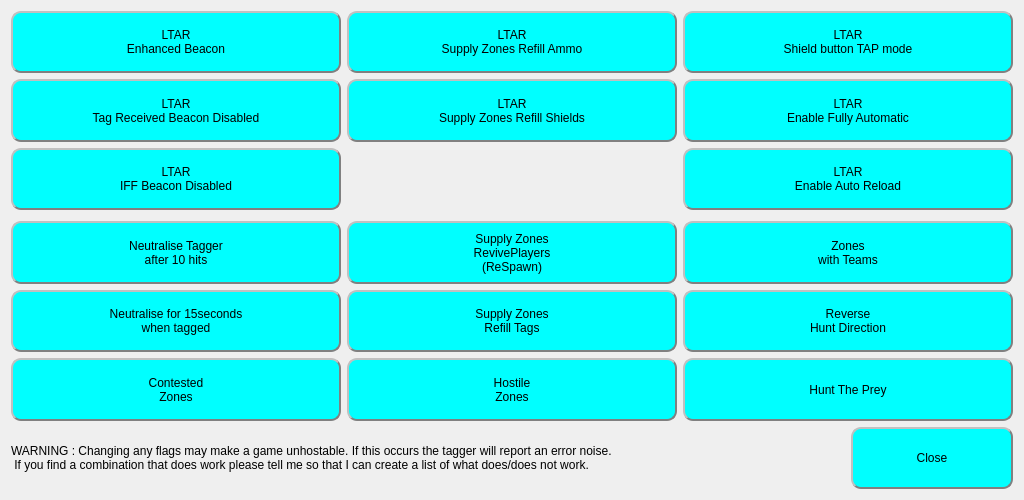
Old version of the form FlagsWindow.ui in the repository rmick/Combobulator.
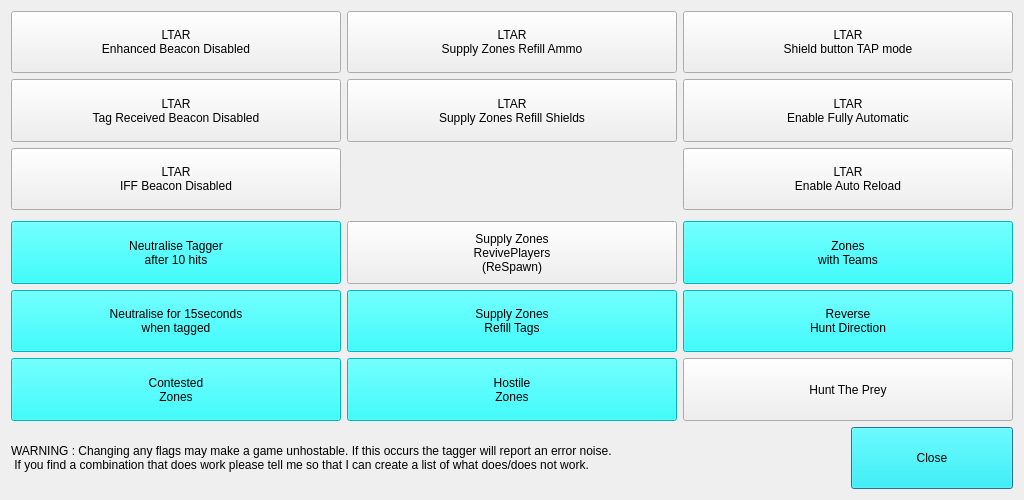
New version of the form.

```diff
--- a/FlagsWindow.ui
+++ b/FlagsWindow.ui
@@ -14,7 +14,8 @@
    <string>Dialog</string>
   </property>
   <property name="styleSheet">
-   <string notr="true">QPushButton
+   <string notr="true">/*
+QPushButton
 {
     background-color: cyan;
     border-style: outset;
@@ -32,7 +33,8 @@
 { 
     background-color: rgb(50,220,200);
 	font-weight: bold
- }</string>
+ }
+*/</string>
   </property>
   <layout class="QGridLayout" name="gridLayout">
    <item row="11" column="5">
@@ -205,7 +207,7 @@
      </property>
      <property name="text">
       <string>LTAR
-Enhanced Beacon</string>
+Enhanced Beacon Disabled</string>
      </property>
      <property name="checkable">
       <bool>true</bool>
```
